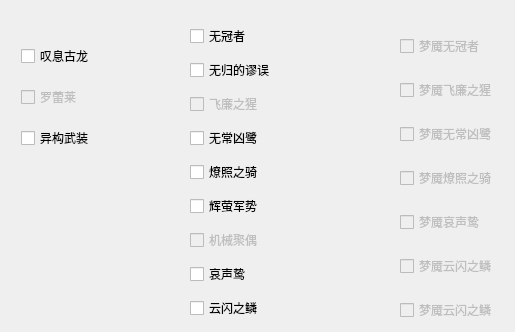
The window that normalbosspanel.ui (A-SunsetMkt-Forks/wuwaBackendTool) describes before a commit, drawn with Qt 5; both pictures show x 0 to 515 and y 0 to 332 of the 1357 by 570 pixel window.
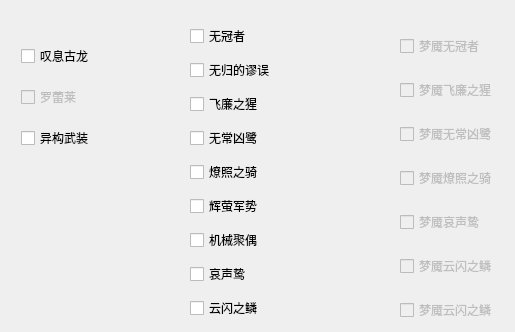
The same window after the commit.

Commit message: 适配飞廉之猩 机械聚偶 取消无用日志

Patch:
```diff
--- a/normalbosspanel.ui
+++ b/normalbosspanel.ui
@@ -138,7 +138,7 @@
     <item>
      <widget class="QCheckBox" name="feilianBeringal">
       <property name="enabled">
-       <bool>false</bool>
+       <bool>true</bool>
       </property>
       <property name="text">
        <string>飞廉之猩</string>
@@ -178,7 +178,7 @@
     <item>
      <widget class="QCheckBox" name="mechAbomination">
       <property name="enabled">
-       <bool>false</bool>
+       <bool>true</bool>
       </property>
       <property name="text">
        <string>机械聚偶</string>
```
The commit also changes 2 other files.
